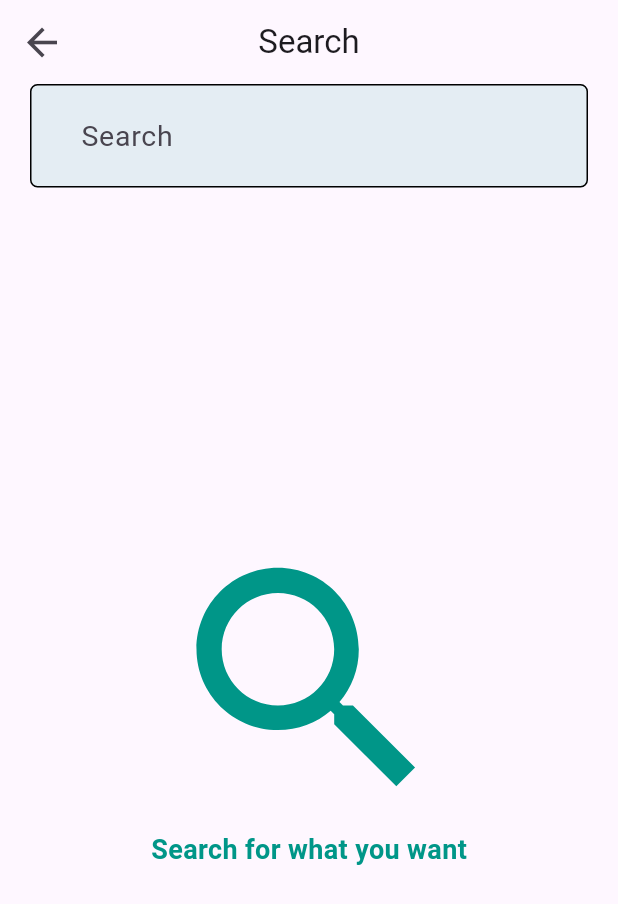
After one commit to amgadelmarghny/store_app, a Flutter app: the SearchView screen opened by its route, on a phone screen of 412 x 824 dp. The commit adds this screen. Shown: the top 904 px of the screen. Run offline on Flutter 3.47's test engine with Material 3 defaults, Android fonts, the phone set to English and light mode, and no system bars; our stand-ins replace bloc, cached_network_image, carousel_slider, conditional_builder_null_safety, dio, flutter_bloc and 6 more; accounts and stored records are empty; network calls fail; Roboto replaces fonts that are missing (Amiri).

```diff
--- a/lib/models/category_details_model.dart
+++ b/lib/models/category_details_model.dart
@@ -3,14 +3,14 @@ import 'package:store_2/models/shope_models/product_model.dart';
 class CategoryDetailsModel {
   bool? status;
   String? message;
-  CategoryDetailsData? data;
+  CategoryDetailsData? categoryDetailsData;
 
-  CategoryDetailsModel({this.status, this.message, this.data});
+  CategoryDetailsModel({this.status, this.message, this.categoryDetailsData});
 
   CategoryDetailsModel.fromJson(Map<String, dynamic> json) {
     status = json['status'];
     message = json['message'];
-    data = json['data'] != null
+    categoryDetailsData = json['data'] != null
         ? CategoryDetailsData.fromJson(json['data'])
         : null;
   }
--- a/lib/modules/categories/categories_body.dart
+++ b/lib/modules/categories/categories_body.dart
@@ -1,7 +1,7 @@
 import 'package:conditional_builder_null_safety/conditional_builder_null_safety.dart';
 import 'package:flutter/material.dart';
 import 'package:flutter_bloc/flutter_bloc.dart';
-import 'package:store_2/modules/categories/category_item.dart';
+import 'package:store_2/modules/categories/category_item_large.dart';
 import 'package:store_2/shared/bloc/shop_cubit/shop_cubit.dart';
 import 'package:store_2/shared/components/custom_show_messeges.dart';
 import 'package:store_2/shared/style/colors.dart';
--- a/lib/modules/category_details/category_details_view.dart
+++ b/lib/modules/category_details/category_details_view.dart
@@ -6,9 +6,10 @@ class CategoryDetailsView extends StatelessWidget {
   static const id = 'categorias-details';
   @override
   Widget build(BuildContext context) {
+    String categoryName = ModalRoute.of(context)!.settings.arguments as String;
     return Scaffold(
       appBar: AppBar(
-        title: const Text('sfdvfdbn'),
+        title: Text(categoryName),
       ),
       body: const CategoryDetailsViewBody(),
     );
--- a/lib/modules/favorite/favorite_item.dart
+++ b/lib/modules/favorite/favorite_item.dart
@@ -27,6 +27,7 @@ class FavoriteItem extends StatelessWidget {
           arguments: {
             'productModel': productModel,
             'isCart': isCart,
+            'isSearch': isSearch,
           },
         );
       },
--- a/lib/modules/product/product_view.dart
+++ b/lib/modules/product/product_view.dart
@@ -16,6 +16,7 @@ class ProductView extends StatelessWidget {
         child: ProductViewBody(
           productModel: argumentMap['productModel'],
           fromCart: argumentMap['isCart'] ?? false,
+          isSearch: argumentMap['isSearch'] ?? false,
         ),
       ),
     );
--- /dev/null
+++ b/lib/modules/search/search_view_body.dart
@@ -0,0 +1,85 @@
+
+import 'package:flutter/material.dart';
+import 'package:flutter_bloc/flutter_bloc.dart';
+import 'package:store_2/models/search_model.dart';
+import 'package:store_2/modules/favorite/favorite_item.dart';
+import 'package:store_2/shared/bloc/search_cubit/search_cubit.dart';
+import 'package:store_2/shared/components/custom_show_messeges.dart';
+import 'package:store_2/shared/components/textformfield.dart';
+import 'package:store_2/shared/style/colors.dart';
+
+class SearchViewBody extends StatelessWidget {
+  const SearchViewBody({
+    super.key,
+  });
+
+  @override
+  Widget build(BuildContext context) {
+    return BlocConsumer<SearchCubit, SearchState>(
+      listener: (context, state) {
+        SearchModel? searchModel =
+            BlocProvider.of<SearchCubit>(context).searchModel;
+        if (state is SearchFailureState) {
+          toastShown(
+              messege: searchModel!.message!,
+              state: ToastState.error,
+              context: context);
+        }
+      },
+      builder: (context, state) {
+        SearchModel? searchModel =
+            BlocProvider.of<SearchCubit>(context).searchModel;
+        return Padding(
+          padding: const EdgeInsets.symmetric(horizontal: 20),
+          child: Column(
+            children: [
+              CustomTextField(
+                radius: 5,
+                hintText: 'Search',
+                onChange: (value) {
+                  BlocProvider.of<SearchCubit>(context)
+                      .searchForProducts(searchSubject: value);
+                },
+              ),
+              if (state is SearchInitial)
+                const Expanded(
+                  child: Column(
+                    mainAxisAlignment: MainAxisAlignment.center,
+                    children: [
+                      Icon(
+                        Icons.search,
+                        size: 200,
+                        color: defaultColor,
+                      ),
+                      Text('Search for what you want')
+                    ],
+                  ),
+                ),
+              const SizedBox(height: 16),
+              if (state is SearchLoadingState)
+                const LinearProgressIndicator(
+                  color: defaultColor,
+                ),
+              if (state is SearchSuccessState)
+                Expanded(
+                  child: ListView.separated(
+                    itemBuilder: (context, index) {
+                      return FavoriteItem(
+                        isSearch: true,
+                        productModel: searchModel
+                            .favoritesDataModel!.dataModelList[index],
+                      );
+                    },
+                    separatorBuilder: (context, index) =>
+                        const SizedBox(height: 20),
+                    itemCount: searchModel!
+                        .favoritesDataModel!.dataModelList.length,
+                  ),
+                ),
+            ],
+          ),
+        );
+      },
+    );
+  }
+}
--- a/lib/shared/bloc/category_cubit/category_state.dart
+++ b/lib/shared/bloc/category_cubit/category_state.dart
@@ -9,6 +9,6 @@ final class CategoryDetailsLoading extends CategoryState {}
 final class CategoryDetailsSuccess extends CategoryState {}
 
 final class CategoryDetailsFaliur extends CategoryState {
-  final String message;
-  CategoryDetailsFaliur({required this.message});
+  final String errMessage;
+  CategoryDetailsFaliur({required this.errMessage});
 }
```
Also changed, not shown: lib/modules/categories/category_item.dart (deleted, +0 -65 lines), lib/modules/categories/category_item_large.dart (added, +77 -0 lines), lib/modules/category_details/category_details_body.dart (+63 -10 lines), lib/modules/home/category_item.dart (+12 -6 lines), lib/modules/product/price_row.dart (+7 -3 lines), lib/modules/product/product_view_body.dart (+6 -4 lines), lib/modules/search/search_view.dart (+2 -71 lines), lib/shared/bloc/category_cubit/category_cubit.dart (+31 -9 lines), lib/assets/images/category product.png (added).
